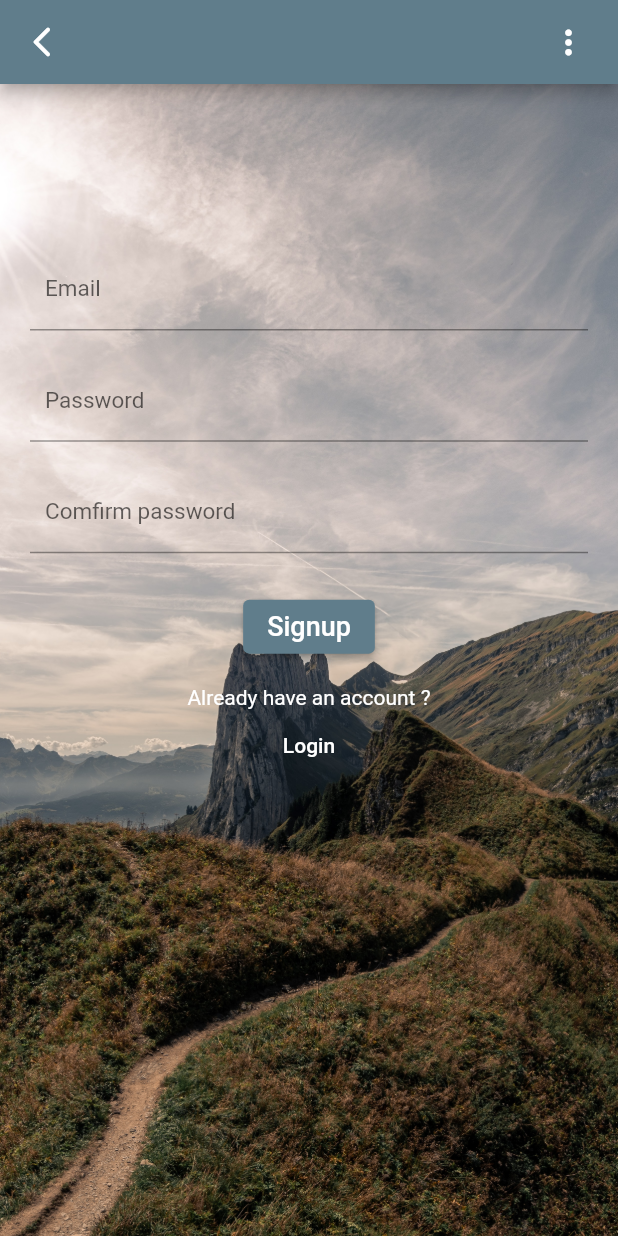
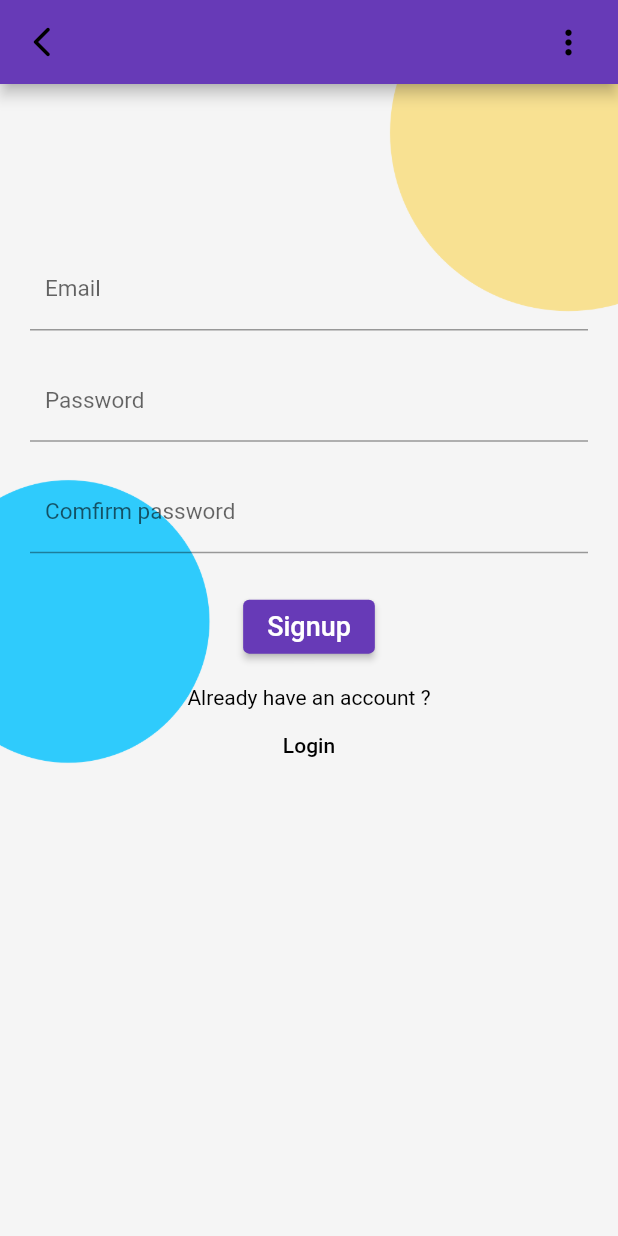
Before and after one commit to bahrie127/nots-Login-UI, a Flutter app: the screen it shows after launch, after a tap on "Create an account.", on a phone screen of 412 x 824 dp. Run offline on Flutter 3.47's test engine with Material 2 defaults, Android fonts, the light colour scheme and no system bars; our stand-ins replace firebase_auth, firebase_core, google_sign_in; accounts and stored records are empty.

Commit message:
background and icons update

```diff
--- a/lib/main.dart
+++ b/lib/main.dart
@@ -1,6 +1,5 @@
 import 'package:firebase_core/firebase_core.dart';
 import 'package:flutter/material.dart';
-import 'package:thirdnoteapptry/screens/main_screen.dart';
 import 'package:thirdnoteapptry/screens/splash_screen.dart';
 
 void main() async {
@@ -10,6 +9,8 @@ void main() async {
 
 class MyApp extends StatelessWidget {
   final Future<FirebaseApp> _initialization = Firebase.initializeApp();
+
+  MyApp({Key? key}) : super(key: key);
 
   @override
   Widget build(BuildContext context) {
@@ -28,11 +29,11 @@ class MyApp extends StatelessWidget {
             debugShowCheckedModeBanner: false,
             title: 'NotsApp',
             theme: ThemeData(
-              primarySwatch: Colors.blueGrey,
+              primarySwatch: Colors.deepPurple,
               visualDensity: VisualDensity.adaptivePlatformDensity,
             ),
             themeMode: ThemeMode.light,
-            home: Home(),
+            home: const Home(),
           );
         });
   }
--- a/lib/screens/authscreen/signup.dart
+++ b/lib/screens/authscreen/signup.dart
@@ -36,6 +36,7 @@ class _SignupState extends State<Signup> {
       try {
         UserCredential userCredential = await FirebaseAuth.instance
             .createUserWithEmailAndPassword(email: email, password: password);
+        // ignore: avoid_print
         print(userCredential);
 
         ScaffoldMessenger.of(context).showSnackBar(
@@ -51,7 +52,7 @@ class _SignupState extends State<Signup> {
         Navigator.pushReplacement(
           context,
           MaterialPageRoute(
-            builder: (context) => WelcomeScreen(),
+            builder: (context) => const WelcomeScreen(),
           ),
         );
       } on FirebaseAuthException catch (error) {
@@ -117,7 +118,7 @@ class _SignupState extends State<Signup> {
           },
           child: const Icon(
             Icons.arrow_back_ios_new_rounded,
-            color: Colors.white,
+            color: Colors.black,
           ),
         ),
         actions: <Widget>[
@@ -128,13 +129,13 @@ class _SignupState extends State<Signup> {
                 Navigator.pushReplacement(
                   context,
                   MaterialPageRoute(
-                    builder: (context) => WelcomeScreen(),
+                    builder: (context) => const WelcomeScreen(),
                   ),
                 );
               },
               child: const Icon(
                 Icons.more_vert_outlined,
-                color: Colors.white,
+                color: Colors.black,
                 size: 26.0,
               ),
             ),
@@ -145,7 +146,7 @@ class _SignupState extends State<Signup> {
         constraints: const BoxConstraints.expand(),
         decoration: const BoxDecoration(
           image: DecorationImage(
-            image: AssetImage('assets/images/1deneme.jpg'),
+            image: AssetImage('assets/images/bgCover.png'),
             fit: BoxFit.cover,
           ),
         ),
@@ -164,7 +165,7 @@ class _SignupState extends State<Signup> {
                       labelText: 'Email',
                       labelStyle: TextStyle(fontSize: 15.0),
                       errorStyle: TextStyle(
-                        color: Colors.white,
+                        color: Colors.black,
                         fontSize: 15,
                       ),
                       contentPadding: EdgeInsets.all(10),
@@ -189,7 +190,7 @@ class _SignupState extends State<Signup> {
                       labelText: 'Password',
                       labelStyle: TextStyle(fontSize: 15.0),
                       errorStyle: TextStyle(
-                        color: Colors.white,
+                        color: Colors.black,
                         fontSize: 15,
                       ),
                       contentPadding: EdgeInsets.all(10),
@@ -214,7 +215,7 @@ class _SignupState extends State<Signup> {
                       labelText: 'Comfirm password',
                       labelStyle: TextStyle(fontSize: 15.0),
                       errorStyle: TextStyle(
-                        color: Colors.white,
+                        color: Colors.black,
                         fontSize: 15,
                       ),
                       contentPadding: EdgeInsets.all(10),
@@ -233,8 +234,7 @@ class _SignupState extends State<Signup> {
                 const SizedBox(
                   height: 15,
                 ),
-                Container(
-                  child: Row(
+                Row(
                   mainAxisAlignment: MainAxisAlignment.center,
                   children: [
                     ElevatedButton(
@@ -257,36 +257,32 @@ class _SignupState extends State<Signup> {
                     ),
                   ],
                 ),
-                ),
                 const SizedBox(
                   height: 15,
                 ),
-                Container(
-                  child: Column(
+                Column(
                   mainAxisAlignment: MainAxisAlignment.center,
                   children: [
                     const Text(
                       'Already have an account ?',
-                        style: TextStyle(color: Colors.white),
+                      style: TextStyle(color: Colors.black),
                     ),
                     TextButton(
                       onPressed: () {
                         Navigator.pushReplacement(
                             context,
                             PageRouteBuilder(
-                                pageBuilder:
-                                    (context, animation1, animation2) =>
-                                        LoginAuth(),
+                              pageBuilder: (context, animation1, animation2) =>
+                                  const LoginAuth(),
                               transitionDuration: const Duration(seconds: 0),
                             ));
                       },
                       child: const Text(
                         'Login',
-                          style: TextStyle(color: Colors.white),
+                        style: TextStyle(color: Colors.black),
                       ),
                     ),
                   ],
-                  ),
                 )
               ],
             ),
--- a/lib/screens/main_screen.dart
+++ b/lib/screens/main_screen.dart
@@ -56,7 +56,7 @@ class _MainscreenState extends State<Mainscreen> {
                         Navigator.pushAndRemoveUntil(
                             context,
                             MaterialPageRoute(
-                                builder: (context) => WelcomeScreen()),
+                                builder: (context) => const WelcomeScreen()),
                             (route) => false);
                       },
                       icon: const Icon(Icons.more_horiz_rounded)),
--- a/lib/screens/splash_screen.dart
+++ b/lib/screens/splash_screen.dart
@@ -1,6 +1,5 @@
 import 'package:firebase_auth/firebase_auth.dart';
 import 'package:flutter/material.dart';
-import 'package:thirdnoteapptry/screens/authscreen/login_screen.dart';
 import 'package:thirdnoteapptry/screens/main_screen.dart';
 import 'package:thirdnoteapptry/screens/wellcome_screen.dart';
 
@@ -16,7 +15,7 @@ class _SplashScreenState extends State<SplashScreen> {
 
   @override
   Widget build(BuildContext context) {
-    var assetsImage = const AssetImage('assets/images/1deneme.jpg');
+    var assetsImage = const AssetImage('assets/images/check.gif');
     var image = Image(
       image: assetsImage,
       fit: BoxFit.cover,
@@ -27,12 +26,12 @@ class _SplashScreenState extends State<SplashScreen> {
       if (auth.currentUser == null) {
         Navigator.pushAndRemoveUntil(
             context,
-            MaterialPageRoute(builder: (context) => WelcomeScreen()),
+            MaterialPageRoute(builder: (context) => const WelcomeScreen()),
             (route) => false);
       } else {
         Navigator.pushAndRemoveUntil(
             context,
-            MaterialPageRoute(builder: (context) => Mainscreen()),
+            MaterialPageRoute(builder: (context) => const Mainscreen()),
             (route) => false);
       }
     });
--- a/lib/screens/wellcome_screen.dart
+++ b/lib/screens/wellcome_screen.dart
@@ -7,18 +7,19 @@ import 'package:thirdnoteapptry/screens/authscreen/login_screen.dart';
 import 'package:thirdnoteapptry/screens/authscreen/signup.dart';
 
 class WelcomeScreen extends StatefulWidget {
-  WelcomeScreen({Key? key}) : super(key: key);
+  const WelcomeScreen({Key? key}) : super(key: key);
 
   @override
   _WelcomeScreenState createState() => _WelcomeScreenState();
 }
 
 class _WelcomeScreenState extends State<WelcomeScreen> {
+  // ignore: non_constant_identifier_names
   Container MyArticles(String imageVal) {
     return Container(
-      margin: const EdgeInsets.symmetric(vertical: 150),
-      height: 300,
-      width: 300,
+      margin: const EdgeInsets.symmetric(vertical: 100),
+      height: 200,
+      width: 200,
       child: ClipRRect(
         borderRadius: BorderRadius.circular(200),
         child: Image.asset(
@@ -38,21 +39,21 @@ class _WelcomeScreenState extends State<WelcomeScreen> {
             constraints: const BoxConstraints.expand(),
             decoration: const BoxDecoration(
               image: DecorationImage(
-                image: AssetImage('assets/images/1deneme.jpg'),
+                image: AssetImage('assets/images/bgCover.png'),
                 fit: BoxFit.cover,
               ),
             ),
-            height: 700,
+            height: 200,
             child: ListView(
               scrollDirection: Axis.horizontal,
               children: [
                 const SizedBox(
-                  width: 60,
+                  width: 100,
                 ),
                 Column(
                   children: [
                     MyArticles(
-                      "assets/images/stickernote.png",
+                      "assets/images/kalem.gif",
                     ),
                   ],
                 ),
@@ -62,7 +63,7 @@ class _WelcomeScreenState extends State<WelcomeScreen> {
                 Column(
                   children: [
                     MyArticles(
-                      "assets/images/todo2.png",
+                      "assets/images/doc.gif",
                     ),
                   ],
                 ),
@@ -72,25 +73,26 @@ class _WelcomeScreenState extends State<WelcomeScreen> {
                 Column(
                   children: [
                     MyArticles(
-                      "assets/images/tracker.png",
+                      "assets/images/clock.gif",
                     ),
                   ],
                 ),
                 const SizedBox(
-                  width: 70,
+                  width: 100,
                 ),
               ],
             ),
           ),
           Positioned(
-            bottom: 400,
-            right: 190,
+            bottom: 300,
+            right: 120,
             child: Row(
               children: [
-                IconButton(
-                  onPressed: () {},
-                  icon: const Icon(Icons.swipe_rounded),
-                  color: Colors.white,
+                Container(
+                  child: Image.asset('assets/images/scroll.gif'),
+                  height: 50,
+                  alignment: FractionalOffset.center,
+                  transform: Matrix4.identity()..rotateZ(90 * 3.1415927 / 180),
                 )
               ],
             ),
@@ -98,7 +100,7 @@ class _WelcomeScreenState extends State<WelcomeScreen> {
           Positioned(
             bottom: 130,
             right: 110,
-            child: Container(
+            child: SizedBox(
               height: 80,
               width: 160,
               child: Row(
@@ -106,18 +108,22 @@ class _WelcomeScreenState extends State<WelcomeScreen> {
                   IconButton(
                     icon: Image.asset(
                       'assets/images/user.png',
-                      color: Colors.white,
+                      color: Colors.black,
                       height: 30,
                     ),
                     onPressed: () {
-                      Navigator.push(context,
-                          MaterialPageRoute(builder: (context) => LoginAuth()));
+                      Navigator.push(
+                          context,
+                          MaterialPageRoute(
+                              builder: (context) => const LoginAuth()));
                     },
                   ),
                   ElevatedButton(
                     onPressed: () {
-                      Navigator.push(context,
-                          MaterialPageRoute(builder: (context) => LoginAuth()));
+                      Navigator.push(
+                          context,
+                          MaterialPageRoute(
+                              builder: (context) => const LoginAuth()));
                     },
                     child: const Text(
                       'Login',
@@ -146,7 +152,7 @@ class _WelcomeScreenState extends State<WelcomeScreen> {
                     'Create an account.',
                     style: TextStyle(
                         fontSize: 15,
-                        color: Colors.white,
+                        color: Colors.black,
                         fontWeight: FontWeight.w400),
                   ),
                 ),
@@ -179,7 +185,7 @@ class _WelcomeScreenState extends State<WelcomeScreen> {
                                         context,
                                         MaterialPageRoute(
                                             builder: (context) =>
-                                                WelcomeScreen()),
+                                                const WelcomeScreen()),
                                         (route) => false);
                                   });
                                 },
```
Also changed, not shown: lib/constants.dart (deleted, +0 -8 lines), lib/screens/authscreen/forgot_password.dart (+8 -6 lines), lib/screens/authscreen/login_screen.dart (+10 -27 lines), lib/widgets/scrollview.dart (+9 -7 lines), lib/widgets/sign_up_form.dart (deleted, +0 -53 lines), assets/images/bgCover.png (added), assets/images/check.gif (added), assets/images/clock.gif (added), assets/images/doc.gif (added), assets/images/kalem.gif (added), assets/images/scroll.gif (added), assets/images/swipe-left.png (deleted). Lines whose indentation alone changed are shown as unchanged.
